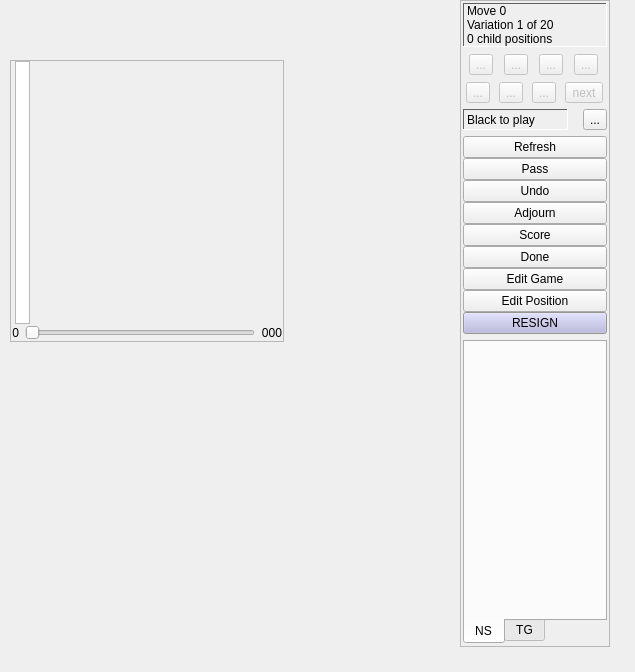
Old version of the form src/mainwidget_gui.ui in the repository bernds/q5Go.
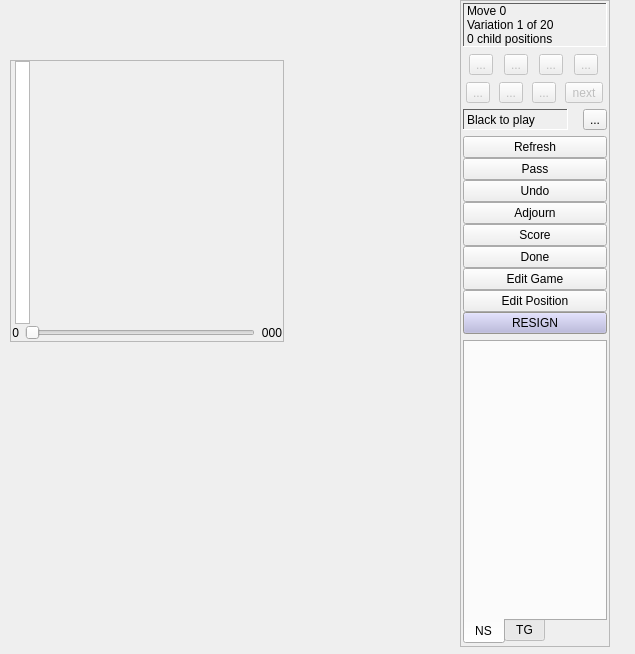
New version of the form. Icons and pictures are not drawn. Custom widgets are drawn as their Qt base class.

Diff of the .ui file:
```diff
--- a/src/mainwidget_gui.ui
+++ b/src/mainwidget_gui.ui
@@ -7,7 +7,7 @@
     <x>0</x>
     <y>0</y>
     <width>635</width>
-    <height>672</height>
+    <height>654</height>
    </rect>
   </property>
   <property name="minimumSize">
```
Left out of the diff: 4 changed lines with no effect on the pictures.
